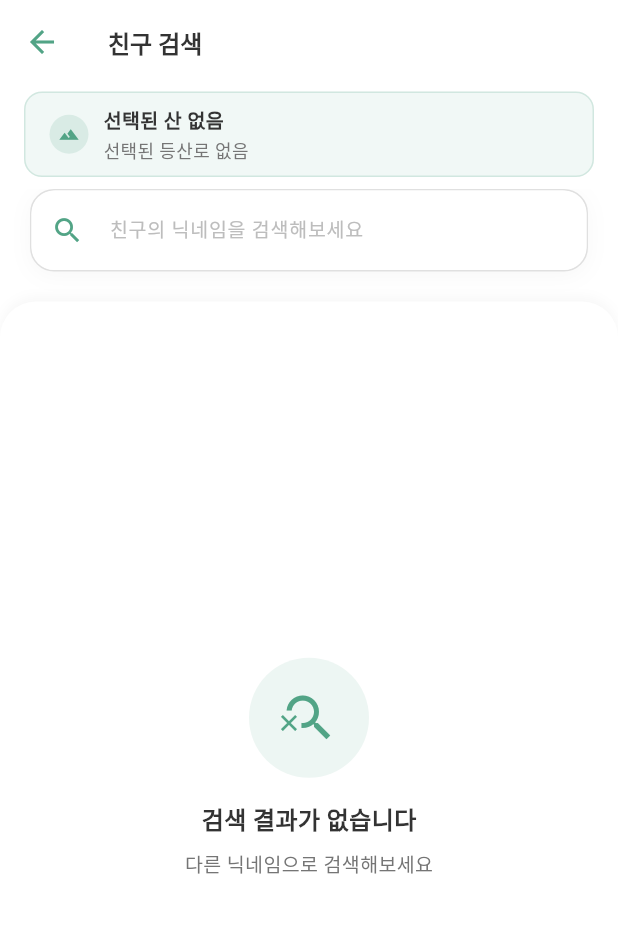
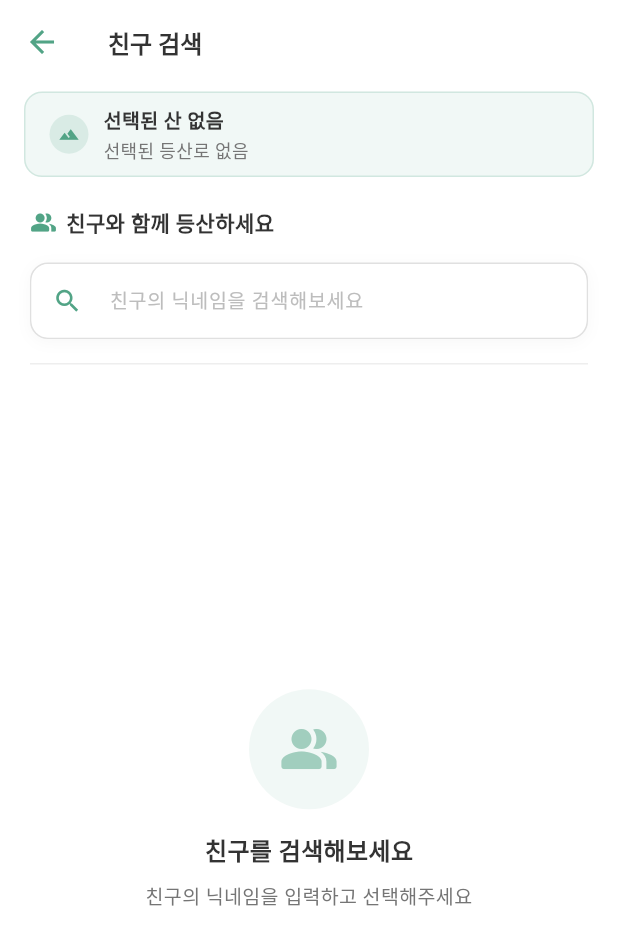
Before and after one commit to thesiakim/Ollana, a Flutter app: the FriendSearchScreen screen opened directly, on a phone screen of 412 x 824 dp. Shown: the top 945 px of the screen. Run offline on Flutter 3.47's test engine with Material 3 defaults, Android fonts, the phone set to English and light mode, and no system bars; our stand-ins replace app_links, carousel_slider, fl_chart, flutter_blue_plus, flutter_compass, flutter_dotenv and 6 more; missing offline and left inert: flutter_background_service, flutter_naver_map, jwt_decode, watch_connectivity; accounts and stored records are empty; network calls fail; Roboto replaces fonts that are missing (GmarketSans).

Commit message:
[김시아] #Design : 나vs친구 검색창 디자인 수정

```diff
--- a/front/lib/screens/tracking/friend_search_screen.dart
+++ b/front/lib/screens/tracking/friend_search_screen.dart
@@ -52,6 +52,7 @@ class _FriendSearchScreenState extends State<FriendSearchScreen> {
           color: Colors.white,
         ),
       ),
+      // mode_select_screen과 동일한 디자인으로 bottom 부분 적용
       bottom: PreferredSize(
         preferredSize: Size.fromHeight(70),
         child: Padding(
@@ -75,7 +76,7 @@ class _FriendSearchScreenState extends State<FriendSearchScreen> {
                     shape: BoxShape.circle,
                   ),
                   child: Icon(
-                      Icons.terrain, // Changed from Icons.people to Icons.terrain
+                    Icons.terrain,
                     color: Color(0xFF52A486),
                     size: 14,
                   ),
@@ -115,52 +116,86 @@ class _FriendSearchScreenState extends State<FriendSearchScreen> {
         ),
       ),
     ),
+    // 바디 부분을 SingleChildScrollView로 감싸 bottom overflow 에러 방지
     body: Container(
       color: Colors.white,
       child: Column(
         children: [
+          // 친구와 함께 등산하세요 섹션 - 스크롤 가능한 부분 위에 배치
+          Padding(
+            padding: EdgeInsets.fromLTRB(20, 12, 20, 8),
+            child: Row(
+              children: [
+                Icon(
+                  Icons.people_alt_rounded,
+                  size: 18,
+                  color: Color(0xFF52A486),
+                ),
+                SizedBox(width: 6),
+                Text(
+                  '친구와 함께 등산하세요',
+                  style: TextStyle(
+                    fontSize: 14,
+                    fontWeight: FontWeight.bold,
+                    color: Color(0xFF333333),
+                  ),
+                ),
+              ],
+            ),
+          ),
+
           // 검색창
           Padding(
-              padding: EdgeInsets.fromLTRB(20, 0, 20, 20), // Adjusted padding
+            padding: EdgeInsets.fromLTRB(20, 8, 20, 16),
             child: Container(
               decoration: BoxDecoration(
-                  color: Colors.white, // Changed from Colors.grey[50]
-                  borderRadius: BorderRadius.circular(16), // Increased radius
+                color: Colors.white,
+                borderRadius: BorderRadius.circular(12),
                 border: Border.all(
-                    color: Color(0xFFE0E0E0), // Updated border color
+                  color: Color(0xFFE0E0E0),
                   width: 1,
                 ),
                 boxShadow: [
                   BoxShadow(
                     color: Colors.black.withOpacity(0.03),
-                      blurRadius: 12, // Increased blur radius
-                      offset: Offset(0, 3), // Adjusted offset
+                    blurRadius: 8,
+                    offset: Offset(0, 2),
                   ),
                 ],
               ),
               child: TextField(
                 controller: _searchController,
                 decoration: InputDecoration(
-                    hintText: '친구의 닉네임을 검색해보세요', // Updated hint text
+                  hintText: '친구의 닉네임을 검색해보세요',
                   hintStyle: TextStyle(
                     color: Colors.grey[400],
-                      fontSize: 13, // Adjusted font size
-                      fontWeight: FontWeight.w400, // Added font weight
+                    fontSize: 13,
+                    fontWeight: FontWeight.w400,
                   ),
-                    prefixIcon: Container(
-                      padding: EdgeInsets.all(12), // Added padding
+                  prefixIcon: Padding(
+                    padding: EdgeInsets.all(10),
                     child: Icon(
                       Icons.search,
                       color: Color(0xFF52A486),
-                        size: 22, // Increased size
+                      size: 20,
                     ),
                   ),
-                    suffixIcon: null, // Removed suffixIcon
+                  suffixIcon: _searchController.text.isNotEmpty
+                    ? IconButton(
+                        icon: Icon(Icons.clear, color: Colors.grey[400], size: 16),
+                        onPressed: () {
+                          _searchController.clear();
+                          setState(() {
+                            _searchResults = [];
+                          });
+                        },
+                      )
+                    : null,
                   border: OutlineInputBorder(
-                      borderRadius: BorderRadius.circular(16), // Matched radius
+                    borderRadius: BorderRadius.circular(12),
                     borderSide: BorderSide.none,
                   ),
-                    contentPadding: EdgeInsets.symmetric(vertical: 16, horizontal: 16), // Adjusted padding
+                  contentPadding: EdgeInsets.symmetric(vertical: 14, horizontal: 16),
                   fillColor: Colors.white,
                   filled: true,
                 ),
@@ -169,108 +204,95 @@ class _FriendSearchScreenState extends State<FriendSearchScreen> {
                   color: Color(0xFF333333),
                 ),
                 onSubmitted: (value) => _searchFriends(value, appState),
+                textInputAction: TextInputAction.search,
               ),
             ),
           ),
-            // 검색 결과 영역
+
+          // 구분선
+          Padding(
+            padding: EdgeInsets.symmetric(horizontal: 20, vertical: 0),
+            child: Container(
+              height: 1,
+              color: Colors.grey[200],
+            ),
+          ),
+
+          // 검색 결과 영역 - Expanded로 남은 공간 채우기
           Expanded(
-              child: Container(
-                decoration: BoxDecoration(
-                  color: Colors.white,
-                  borderRadius: BorderRadius.only(
-                    topLeft: Radius.circular(24),
-                    topRight: Radius.circular(24),
-                  ),
-                  boxShadow: [
-                    BoxShadow(
-                      color: Colors.black.withOpacity(0.03),
-                      offset: Offset(0, -3),
-                      blurRadius: 6,
-                    ),
-                  ],
-                ),
             child: _isSearching
-                    ? Center(
-                        child: CircularProgressIndicator(
-                          valueColor: AlwaysStoppedAnimation<Color>(Color(0xFF52A486)),
-                        ),
-                      )
-                    : _searchResults.isEmpty
                 ? Center(
                     child: Column(
                       mainAxisAlignment: MainAxisAlignment.center,
                       children: [
-                                Container(
-                                  padding: EdgeInsets.all(20),
-                                  decoration: BoxDecoration(
-                                    color: Color(0xFF52A486).withOpacity(0.1),
-                                    shape: BoxShape.circle,
-                                  ),
-                                  child: Icon(
-                                    Icons.search_off,
-                                    size: 40,
-                                    color: Color(0xFF52A486),
-                                  ),
+                        CircularProgressIndicator(
+                          valueColor: AlwaysStoppedAnimation<Color>(Color(0xFF52A486)),
+                          strokeWidth: 3,
                         ),
                         SizedBox(height: 16),
                         Text(
-                                  '검색 결과가 없습니다',
+                          '친구를 검색하고 있어요',
                           style: TextStyle(
-                                    fontSize: 16,
-                                    fontWeight: FontWeight.bold,
-                                    color: Color(0xFF333333),
-                                  ),
-                                ),
-                                SizedBox(height: 8),
-                                Text(
-                                  '다른 닉네임으로 검색해보세요',
-                                  style: TextStyle(
-                                    fontSize: 13,
+                            fontSize: 14,
                             color: Colors.grey[600],
+                            fontWeight: FontWeight.w500,
                           ),
                         ),
                       ],
                     ),
                   )
+                : _searchController.text.isNotEmpty && _searchResults.isEmpty
+                    ? _buildEmptySearchResult()
+                    : _searchResults.isEmpty
+                        ? _buildInitialSearchState()
                         : ListView.builder(
                             itemCount: _searchResults.length,
-                            padding: EdgeInsets.symmetric(horizontal: 20, vertical: 16), // Adjusted padding
+                            padding: EdgeInsets.symmetric(horizontal: 20, vertical: 16),
                             physics: BouncingScrollPhysics(),
                             itemBuilder: (context, index) {
                               final friend = _searchResults[index];
                               final isSelected = _selectedFriend?.id == friend.id;
                               final isPossible = friend.isPossible;
 
+                              // 친구 리스트 아이템 부분만 수정
                               return Container(
-                                margin: EdgeInsets.only(bottom: 16),
+                                margin: EdgeInsets.only(bottom: 12),
                                 child: InkWell(
                                   onTap: () {
                                     if (!isPossible) {
                                       _showNotPossibleDialog(context, friend.nickname);
                                       return;
                                     }
+
                                     setState(() {
+                                      // 이미 선택된 친구를 다시 클릭하면 선택 취소
+                                      if (_selectedFriend?.id == friend.id) {
+                                        _selectedFriend = null;
+                                      } else {
                                         _selectedFriend = friend;
+                                      }
                                     });
                               },
                                   borderRadius: BorderRadius.circular(16),
                                   child: Container(
                                     decoration: BoxDecoration(
-                                      color: isSelected ? Color(0xFFEAF6F0) : Colors.white, // Added selected background
+                                      // 기본 상태에서는 흰색 배경과 가벼운 테두리
+                                      color: isSelected ? Color(0xFFE6F4EE) : Colors.white,
                                       borderRadius: BorderRadius.circular(16),
                                       boxShadow: [
                                         BoxShadow(
                                           color: isSelected
                                               ? Color(0xFF52A486).withOpacity(0.15)
-                                              : Colors.black.withOpacity(0.05),
-                                          blurRadius: 10,
-                                          offset: Offset(0, 3), // Adjusted offset
+                                              : Colors.black.withOpacity(0.03),
+                                          blurRadius: isSelected ? 8 : 4,
+                                          offset: Offset(0, 2),
                                           spreadRadius: isSelected ? 1 : 0,
                                         ),
                                       ],
                                       border: Border.all(
-                                        color: isSelected ? Color(0xFF52A486) : Colors.grey.shade200,
-                                        width: isSelected ? 1.5 : 1,
+                                        // 선택 여부에 따라 테두리 색상과 두께 차이
+                                        color: isSelected ? Color(0xFF52A486) : Color(0xFFE0E0E0),
+                                        width: isSelected ? 2 : 1,
                                       ),
                                     ),
                                     child: Padding(
@@ -278,26 +300,32 @@ class _FriendSearchScreenState extends State<FriendSearchScreen> {
                                       child: Row(
                                         crossAxisAlignment: CrossAxisAlignment.center,
                                         children: [
-                                          // 프로필 이미지
+                                          // 프로필 이미지 - 선택 시 스타일 변경
                                           Stack(
                                             children: [
                                               Container(
-                                                width: 52, // Increased size
+                                                width: 52,
                                                 height: 52,
                                                 decoration: BoxDecoration(
                                                   shape: BoxShape.circle,
-                                                  color: Color(0xFF52A486).withOpacity(0.1),
+                                                  // 프로필 배경색 - 선택 여부에 따라 변경
+                                                  color: isSelected
+                                                      ? Color(0xFF52A486).withOpacity(0.12)
+                                                      : Colors.grey.shade100,
                                                   border: Border.all(
-                                                    color: isSelected ? Color(0xFF52A486) : Colors.grey.shade200,
-                                                    width: 1.5,
+                                                    // 프로필 테두리 - 선택 여부에 따라 변경
+                                                    color: isSelected
+                                                        ? Color(0xFF52A486)
+                                                        : Colors.grey.shade300,
+                                                    width: isSelected ? 2 : 1,
                                                   ),
-                                                  boxShadow: [
+                                                  boxShadow: isSelected ? [
                                                     BoxShadow(
                                                       color: Color(0xFF52A486).withOpacity(0.1),
-                                                      blurRadius: 8,
-                                                      offset: Offset(0, 3),
+                                                      blurRadius: 6,
+                                                      offset: Offset(0, 2),
                                                     ),
-                                                  ],
+                                                  ] : [],
                                                 ),
                                                 child: ClipRRect(
                                                   borderRadius: BorderRadius.circular(26),
@@ -314,8 +342,10 @@ class _FriendSearchScreenState extends State<FriendSearchScreen> {
                                                                     ? friend.nickname[0].toUpperCase()
                                                                     : "?",
                                                                 style: TextStyle(
-                                                                  color: Color(0xFF52A486),
-                                                                  fontSize: 22, // Increased font size
+                                                                  color: isSelected
+                                                                      ? Color(0xFF52A486)
+                                                                      : Colors.grey.shade600,
+                                                                  fontSize: 22,
                                                                   fontWeight: FontWeight.bold,
                                                                 ),
                                                               ),
@@ -343,7 +373,9 @@ class _FriendSearchScreenState extends State<FriendSearchScreen> {
                                                                 ? friend.nickname[0].toUpperCase()
                                                                 : "?",
                                                             style: TextStyle(
-                                                              color: Color(0xFF52A486),
+                                                              color: isSelected
+                                                                  ? Color(0xFF52A486)
+                                                                  : Colors.grey.shade600,
                                                               fontSize: 22,
                                                               fontWeight: FontWeight.bold,
                                                             ),
@@ -351,7 +383,7 @@ class _FriendSearchScreenState extends State<FriendSearchScreen> {
                                                         ),
                                                 ),
                                               ),
-                                              // 선택 표시 아이콘
+                                              // 선택 표시 아이콘 - 선택된 경우에만 표시
                                               if (isSelected)
                                                 Positioned(
                                                   right: 0,
@@ -383,23 +415,31 @@ class _FriendSearchScreenState extends State<FriendSearchScreen> {
                                             child: Column(
                                               crossAxisAlignment: CrossAxisAlignment.start,
                                               children: [
+                                                // 이름 - 선택 시 색상 변경
                                                 Text(
                                                   friend.nickname,
                                                   style: TextStyle(
                                                     fontWeight: FontWeight.bold,
-                                                    fontSize: 14, // Increased font size
+                                                    fontSize: 14,
                                                     color: isSelected ? Color(0xFF52A486) : Color(0xFF333333),
                                                   ),
                                                 ),
-                                                SizedBox(height: 6), // Increased spacing
+                                                SizedBox(height: 6),
+                                                // 상태 표시 뱃지 - 이 부분은 선택 여부와 관계없이 '등산 기록 있음/없음'에 따라 스타일 설정
                                                 Container(
                                                   padding: EdgeInsets.symmetric(
-                                                    horizontal: 10, // Increased padding
+                                                    horizontal: 10,
                                                     vertical: 4,
                                                   ),
                                                   decoration: BoxDecoration(
-                                                    color: isPossible ? Color(0xFFEBF7F3) : Color(0xFFFFEFEF),
+                                                    color: isPossible ? Color(0xFF52A486).withOpacity(0.15) : Color(0xFFFFEFEF),
                                                     borderRadius: BorderRadius.circular(12),
+                                                    border: Border.all(
+                                                      color: isPossible
+                                                        ? Color(0xFF52A486).withOpacity(0.3)
+                                                        : Color(0xFFFF5151).withOpacity(0.3),
+                                                      width: 1,
+                                                    ),
                                                   ),
                                                   child: Row(
                                                     mainAxisSize: MainAxisSize.min,
@@ -407,21 +447,31 @@ class _FriendSearchScreenState extends State<FriendSearchScreen> {
                                                       Icon(
                                                         isPossible ? Icons.check_circle_outline : Icons.cancel_outlined,
                                                         size: 12,
-                                                        color: isPossible ? Color(0xFF52A486) : Color(0xFFFF5151),
+                                                        color: isPossible ? Color(0xFF2B8A6A) : Color(0xFFFF5151),
                                                       ),
                                                       SizedBox(width: 4),
                                                       Text(
-                                                        isPossible ? '등산 기록 존재' : '등산 기록 미존재',
+                                                        isPossible ? '등산 기록 있음' : '등산 기록 없음',
                                                         style: TextStyle(
-                                                          fontSize: 11, // Adjusted font size
+                                                          fontSize: 11,
                                                           fontWeight: FontWeight.w500,
-                                                          color: isPossible ? Color(0xFF52A486) : Color(0xFFFF5151),
+                                                          color: isPossible ? Color(0xFF2B8A6A) : Color(0xFFFF5151),
                                                         ),
                                                       ),
                                                     ],
                                                   ),
                                                 ),
                                               ],
+                                            ),
+                                          ),
+                                          // 선택 시 오른쪽에 표시되는 아이콘 추가
+                                          if (isSelected)
+                                            Container(
+                                              margin: EdgeInsets.only(left: 8),
+                                              child: Icon(
+                                                Icons.arrow_forward_ios,
+                                                size: 14,
+                                                color: Color(0xFF52A486),
                                               ),
                                             ),
                                         ],
@@ -433,7 +483,8 @@ class _FriendSearchScreenState extends State<FriendSearchScreen> {
                                                           },
                                                         ),
           ),
-            ),
+
+          // 하단 선택 완료 버튼
           if (_searchResults.isNotEmpty)
             Container(
               color: Colors.white,
@@ -470,11 +521,97 @@ class _FriendSearchScreenState extends State<FriendSearchScreen> {
   );
 }
 
+// 초기 검색 상태 위젯
+Widget _buildInitialSearchState() {
+  return Center(
+    child: Padding(
+      padding: EdgeInsets.symmetric(horizontal: 24),
+      child: Column(
+        mainAxisAlignment: MainAxisAlignment.center,
+        children: [
+          Container(
+            width: 80,
+            height: 80,
+            decoration: BoxDecoration(
+              color: Color(0xFF52A486).withOpacity(0.08),
+              shape: BoxShape.circle,
+            ),
+            child: Icon(
+              Icons.people_alt_rounded,
+              size: 40,
+              color: Color(0xFF52A486).withOpacity(0.5),
+            ),
+          ),
+          SizedBox(height: 16),
+          Text(
+            '친구를 검색해보세요',
+            style: TextStyle(
+              fontSize: 16,
+              fontWeight: FontWeight.bold,
+              color: Color(0xFF333333),
+            ),
+          ),
+          SizedBox(height: 8),
+          Text(
+            '친구의 닉네임을 입력하고 선택해주세요',
+            textAlign: TextAlign.center,
+            style: TextStyle(
+              fontSize: 13,
+              color: Colors.grey[600],
+            ),
+          ),
+        ],
+      ),
+    ),
+  );
+}
+
+// 검색 결과 없음 위젯
+Widget _buildEmptySearchResult() {
+  return Center(
+    child: Column(
+      mainAxisAlignment: MainAxisAlignment.center,
+      children: [
+        Container(
+          padding: EdgeInsets.all(20),
+          decoration: BoxDecoration(
+            color: Color(0xFF52A486).withOpacity(0.1),
+            shape: BoxShape.circle,
+          ),
+          child: Icon(
+            Icons.search_off,
+            size: 40,
+            color: Color(0xFF52A486),
+          ),
+        ),
+        SizedBox(height: 16),
+        Text(
+          '검색 결과가 없습니다',
+          style: TextStyle(
+            fontSize: 16,
+            fontWeight: FontWeight.bold,
+            color: Color(0xFF333333),
+          ),
+        ),
+        SizedBox(height: 8),
+        Text(
+          '닉네임을 정확히 입력했는지 확인해보세요',
+          style: TextStyle(
+            fontSize: 13,
+            color: Colors.grey[600],
+          ),
+        ),
+      ],
+    ),
+  );
+}
+
   Future<void> _searchFriends(String query, AppState appState) async {
   if (query.isEmpty) return;
 
   setState(() {
     _isSearching = true;
+    _selectedFriend = null; // 중요: 검색 시 선택 초기화
   });
 
   try {
@@ -493,12 +630,14 @@ class _FriendSearchScreenState extends State<FriendSearchScreen> {
     setState(() {
       _searchResults = results;
       _isSearching = false;
+      // 자동 선택 없음 - 사용자가 직접 선택하도록 함
     });
   } catch (e) {
     debugPrint('친구 검색 오류: $e');
     setState(() {
       _searchResults = [];
       _isSearching = false;
+      _selectedFriend = null; // 오류 시에도 선택 초기화
     });
 
     if (mounted) {
```
Lines whose indentation alone changed are shown as unchanged.
